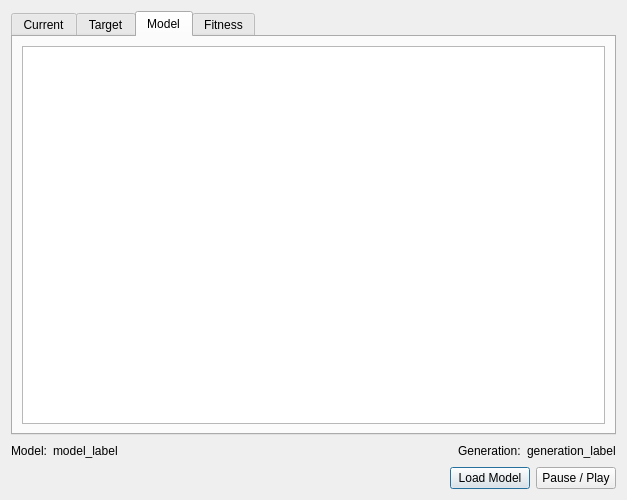
Before: the Qt Designer form main.ui in ralsina/evoluto, drawn with Qt 5.
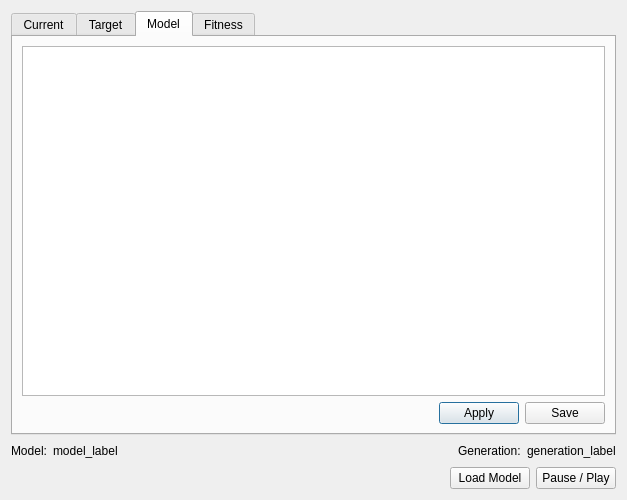
After: the same form once the commit is applied.

```diff
--- a/main.ui
+++ b/main.ui
@@ -49,7 +49,38 @@
       </attribute>
       <layout class="QVBoxLayout" name="verticalLayout_3">
        <item>
-        <widget class="QPlainTextEdit" name="plainTextEdit"/>
+        <widget class="QPlainTextEdit" name="model_editor"/>
+       </item>
+       <item>
+        <layout class="QHBoxLayout" name="horizontalLayout_5">
+         <item>
+          <spacer name="horizontalSpacer_3">
+           <property name="orientation">
+            <enum>Qt::Horizontal</enum>
+           </property>
+           <property name="sizeHint" stdset="0">
+            <size>
+             <width>40</width>
+             <height>20</height>
+            </size>
+           </property>
+          </spacer>
+         </item>
+         <item>
+          <widget class="QPushButton" name="apply_model">
+           <property name="text">
+            <string>Apply</string>
+           </property>
+          </widget>
+         </item>
+         <item>
+          <widget class="QPushButton" name="save_model">
+           <property name="text">
+            <string>Save</string>
+           </property>
+          </widget>
+         </item>
+        </layout>
        </item>
       </layout>
      </widget>
```
